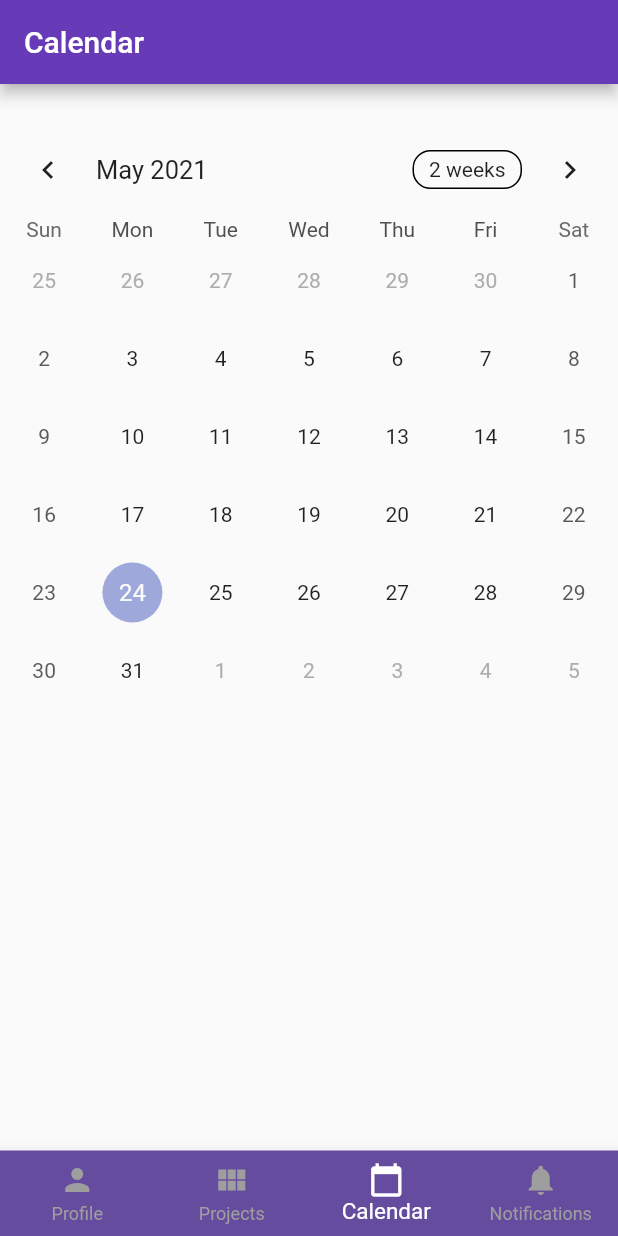
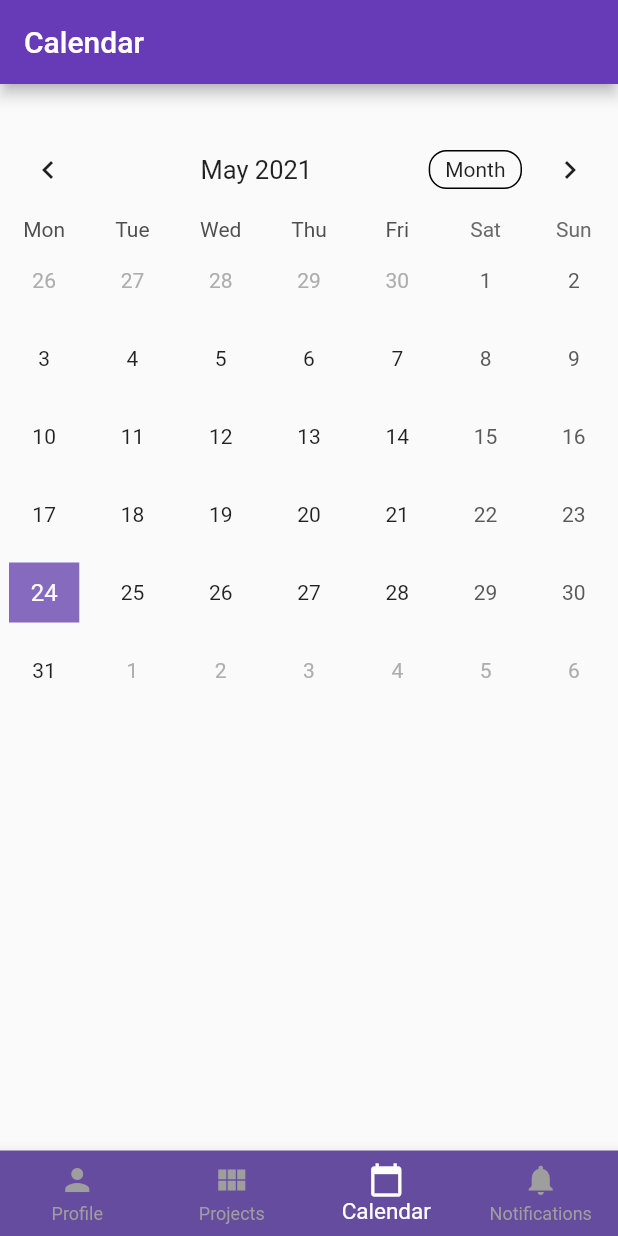
Before and after one commit to yenlydu/Fluttech, a Flutter app: the screen it shows after launch, item 3 of the bottom bar chosen, on a phone screen of 412 x 824 dp. Run offline on Flutter 3.47's test engine with Material 2 defaults, Android fonts, the phone set to English and light mode, and no system bars; drawn by our look-alikes of table_calendar; our stand-ins replace carousel_slider, firebase_auth, firebase_core, getwidget, image_picker, shared_preferences; missing offline and left inert: flutter_statusbarcolor; accounts and stored records are empty.

Commit message:
ADD Calendar features

```diff
--- a/lib/Model/Constants.dart
+++ b/lib/Model/Constants.dart
@@ -20,6 +20,10 @@ class Constants extends StatelessWidget {
 
   //POST
   Color posts_color = new Color(0xFFE0E0E0);
+
+  //CALENDAR
+  Color selected_color = new Color(0xFF856ABE);
+  Color focused_color = new Color(0xFFA293C0);
 
   //BORDER TEMPLATE OF FRIENDS & SUBSCRIBERS
   Color friends_subscribers_border_color = new Color(0xFF664C9E);
--- a/lib/Page/CalendarPage/Calendar.dart
+++ b/lib/Page/CalendarPage/Calendar.dart
@@ -4,6 +4,7 @@ import 'package:table_calendar/table_calendar.dart';
 
 import '../../Model/Constants.dart';
 import '../../Model/Constants/C_Calendar.dart';
+import '../../Page/CalendarPage/Templates/Event.dart';
 
 class CalendarPage extends StatefulWidget {
   CalendarPage({Key key}) : super(key: key);
@@ -12,6 +13,22 @@ class CalendarPage extends StatefulWidget {
 }
 
 class _CalendarPageState extends State<CalendarPage> {
+  Map<DateTime, List<Event>> selectedEvents;
+  DateTime day;
+  DateTime _selectedDay = DateTime.now();
+  DateTime _focusedDay = DateTime.now();
+  CalendarFormat format = CalendarFormat.month;
+
+  @override
+  void initState() {
+    selectedEvents = {};
+    super.initState();
+  }
+
+  List<Event> _getEventsfromDay(DateTime date) {
+    return selectedEvents[date] ?? [];
+  }
+
   // Calendar Page
   @override
   Widget build(BuildContext context) {
@@ -30,7 +47,43 @@ class _CalendarPageState extends State<CalendarPage> {
                     TableCalendar(
                       firstDay: DateTime.utc(2010, 10, 16),
                       lastDay: DateTime.utc(2030, 3, 14),
-                      focusedDay: DateTime.now(),
+                      focusedDay: _focusedDay,
+                      calendarFormat: format,
+                      startingDayOfWeek: StartingDayOfWeek.monday,
+                      daysOfWeekVisible: true,
+                      onFormatChanged: (CalendarFormat _format) {
+                        setState(() {
+                          format = _format;
+                        });
+                      },
+                      selectedDayPredicate: (day) {
+                        return isSameDay(_selectedDay, day);
+                      },
+                      onDaySelected:
+                          (DateTime selectedDay, DateTime focusedDay) {
+                        setState(() {
+                          _selectedDay = selectedDay;
+                          _focusedDay = focusedDay;
+                        });
+                      },
+                      eventLoader: _getEventsfromDay,
+                      calendarStyle: CalendarStyle(
+                        isTodayHighlighted: true,
+                        todayDecoration: BoxDecoration(
+                          color: Constants().focused_color,
+                          shape: BoxShape.rectangle,
+                          //borderRadius: BorderRadius.circular(5.0),
+                        ),
+                        selectedDecoration: BoxDecoration(
+                          color: Constants().selected_color,
+                          shape: BoxShape.rectangle,
+                          //borderRadius: BorderRadius.circular(5.0),
+                        ),
+                      ),
+                      headerStyle: HeaderStyle(
+                        titleCentered: true,
+                        formatButtonShowsNext: false,
+                      ),
                     )
                   ],
                 ),
--- /dev/null
+++ b/lib/Page/CalendarPage/Templates/Event.dart
@@ -0,0 +1,6 @@
+class Event {
+  final String title;
+  Event({@required this.title});
+
+  String toString() => this.title;
+}
```
